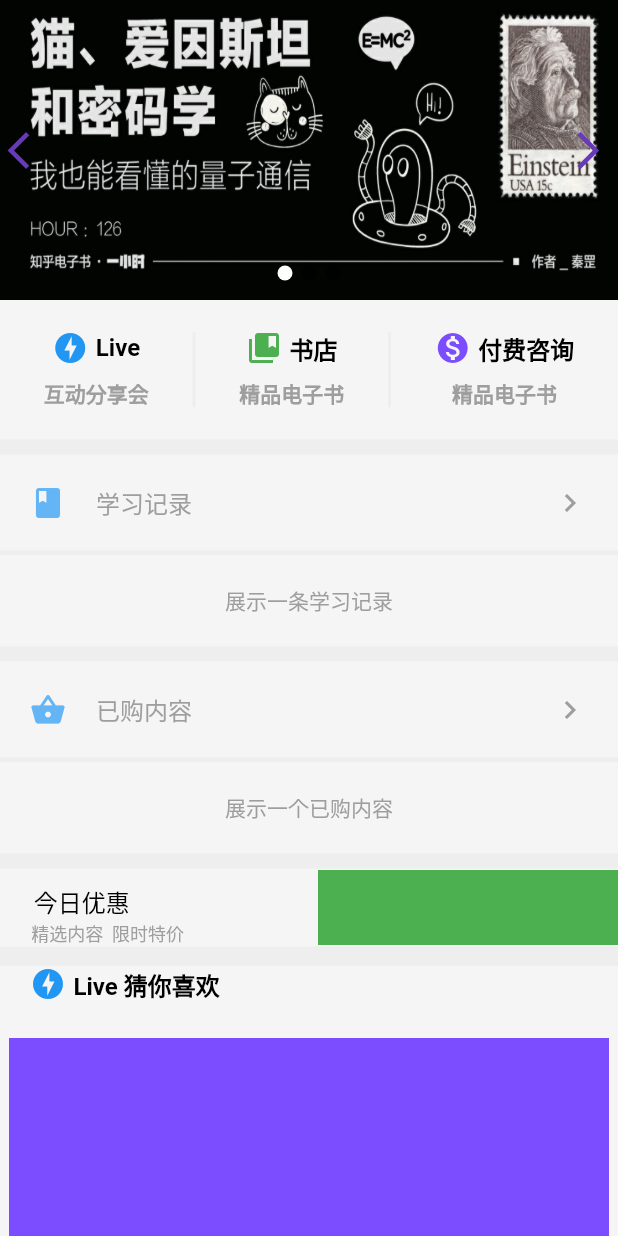
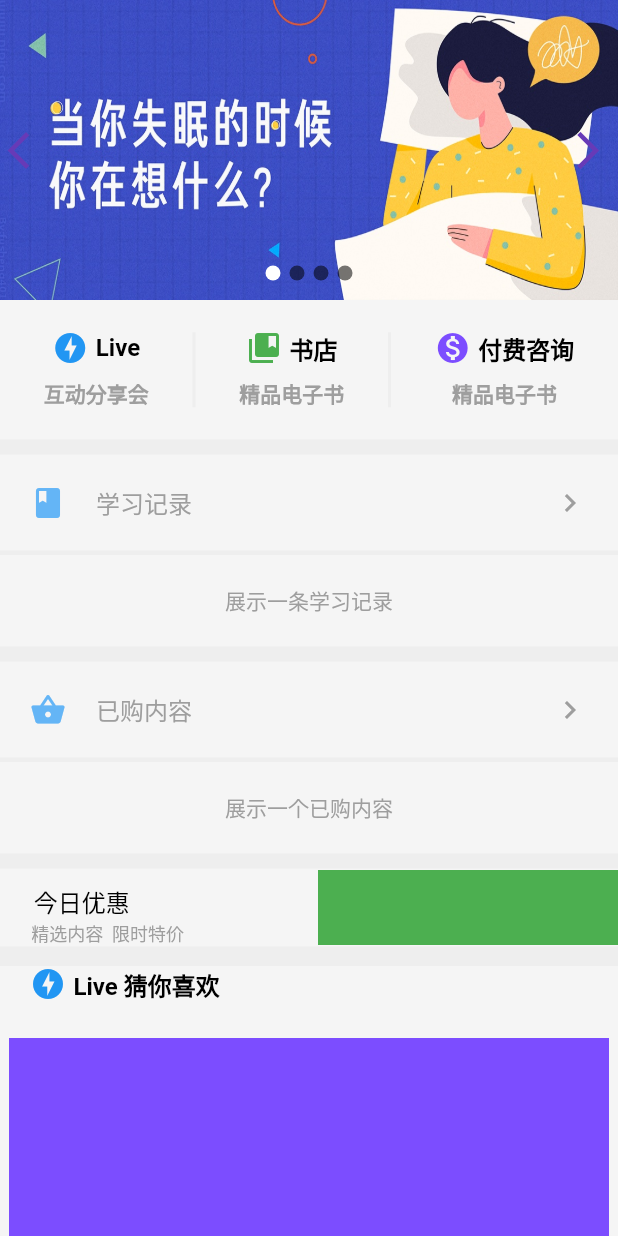
Before and after one commit to FreeLifeSJ/idea, a Flutter app: the UniversityPage screen opened directly, on a phone screen of 412 x 824 dp. Run offline on Flutter 3.47's test engine with Material 2 defaults, Android fonts, the phone set to English and light mode, and no system bars; our stand-ins replace connectivity, dio, event_bus, flutter_redux, flutter_swiper, redux and 2 more; missing offline and left inert: common_utils, flutter_inappbrowser; accounts and stored records are empty; generated files the repository leaves out were written again.

Commit message:
大学page主页展示

```diff
--- a/lib/widgets/swiper_bai.dart
+++ b/lib/widgets/swiper_bai.dart
@@ -16,7 +16,7 @@
         height: 200.0,
         child: Swiper(
           itemBuilder: _swiperBuilder,
-          itemCount: 3, //
+          itemCount: 4, //
           pagination: new SwiperPagination(
               builder: DotSwiperPaginationBuilder(
             color: Colors.black54,
@@ -25,22 +25,36 @@
           control: new SwiperControl(),
           scrollDirection: Axis.horizontal,
           autoplay: true,
-          onTap: (index) => print('点击了第$index个'),)
-    );
+          onTap: (index) => print('点击了第$index个'),
+        ));
   }
 
   Widget _swiperBuilder(BuildContext context, int index) {
     switch (index) {
       case 0:
         return (new Image.asset(
-            'assets/live.png',
+          'assets/university/01.jpg',
+          //height: 160.0,
+          fit: BoxFit.fill,
+        ));
+        break;
+      case 1:
+        return (new Image.asset(
+          'assets/university/02.jpg',
+          //height: 160.0,
+          fit: BoxFit.fill,
+        ));
+        break;
+      case 2:
+        return (new Image.asset(
+          'assets/university/03.jpg',
           //height: 160.0,
           fit: BoxFit.fill,
         ));
         break;
       default:
-          return (Image.network(
-      "http://via.placeholder.com/350x150",
+        return (new Image.asset(
+          'assets/university/04.jpg',
           fit: BoxFit.fill,
         ));
     }
--- a/pubspec.yaml
+++ b/pubspec.yaml
@@ -68,6 +68,10 @@
     - images/skytiger.png
     - images/beatifulgirl.png
     - images/mosthandsome.png
+    - assets/university/01.jpg
+    - assets/university/02.jpg
+    - assets/university/03.jpg
+    - assets/university/04.jpg
   # To add assets to your application, add an assets section, like this:
   # assets:
   #  - images/a_dot_burr.jpeg
```
Also changed, not shown: assets/university/01.jpg (added), assets/university/02.jpg (added), assets/university/03.jpg (added), assets/university/04.jpg (added). Lines whose indentation alone changed are shown as unchanged.
